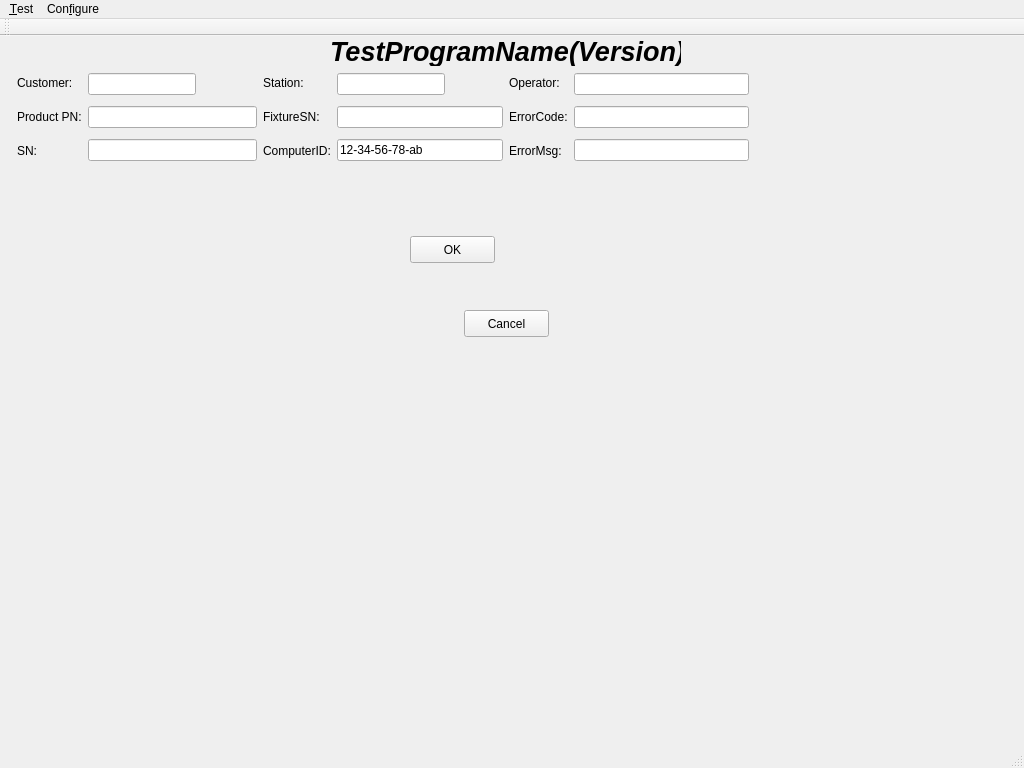
Qt form TestFrame/ui_linear.ui (allenmo/python_study) before a commit.
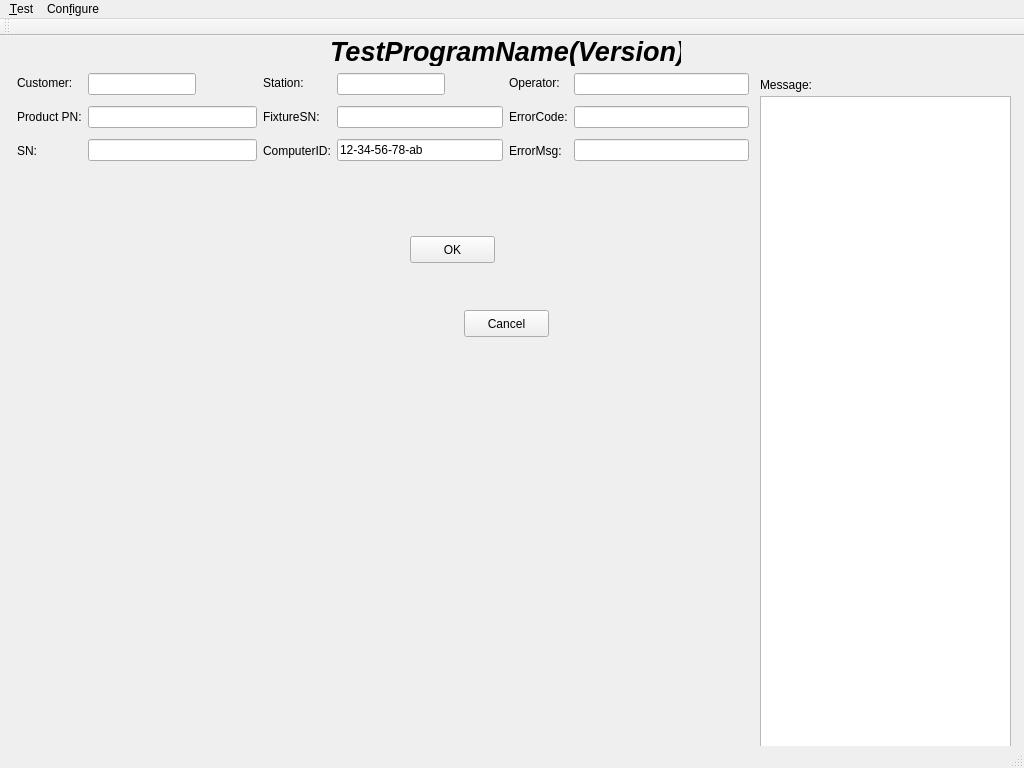
The same form after that commit.

Diff of the .ui file:
```diff
--- a/TestFrame/ui_linear.ui
+++ b/TestFrame/ui_linear.ui
@@ -73,7 +73,7 @@
      <string>Cancel</string>
     </property>
    </widget>
-   <widget class="QWidget" name="">
+   <widget class="QWidget" name="layoutWidget">
     <property name="geometry">
      <rect>
       <x>17</x>
@@ -388,6 +388,29 @@
      </item>
     </layout>
    </widget>
+   <widget class="QTextEdit" name="textEditMsg">
+    <property name="geometry">
+     <rect>
+      <x>760</x>
+      <y>60</y>
+      <width>251</width>
+      <height>651</height>
+     </rect>
+    </property>
+   </widget>
+   <widget class="QLabel" name="label_2">
+    <property name="geometry">
+     <rect>
+      <x>760</x>
+      <y>40</y>
+      <width>64</width>
+      <height>17</height>
+     </rect>
+    </property>
+    <property name="text">
+     <string>Message:</string>
+    </property>
+   </widget>
   </widget>
   <widget class="QMenuBar" name="menubar">
    <property name="geometry">
```
